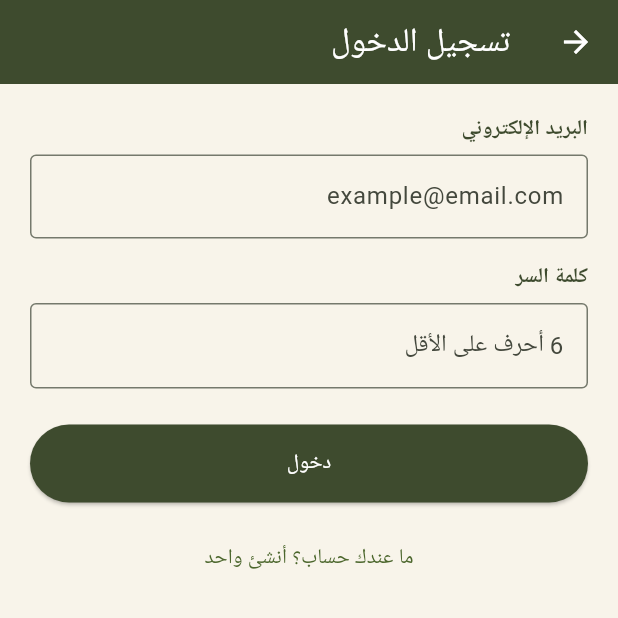
After one commit to salemalsadeq-crypto/Baladna-falastin, a Flutter app: the screen it shows after launch, after a tap on the "person outline" icon, on a phone screen of 412 x 824 dp, the top half of it. The commit adds this screen. Run offline on Flutter 3.47's test engine with Material 3 defaults, Android fonts, the phone set to English and light mode, and no system bars; our stand-ins replace supabase_flutter; accounts and stored records are empty.

Commit message:
Add files via upload

```diff
--- /dev/null
+++ b/baladna_app/lib/screens/auth_screen.dart
@@ -0,0 +1,112 @@
+import 'package:flutter/material.dart';
+import '../services/supabase_service.dart';
+import '../theme.dart';
+
+class AuthScreen extends StatefulWidget {
+  const AuthScreen({super.key});
+
+  @override
+  State<AuthScreen> createState() => _AuthScreenState();
+}
+
+class _AuthScreenState extends State<AuthScreen> {
+  final _service = SupabaseService();
+  final _emailCtrl = TextEditingController();
+  final _passwordCtrl = TextEditingController();
+  final _nameCtrl = TextEditingController();
+
+  bool _isLogin = true;
+  bool _loading = false;
+  String? _error;
+
+  Future<void> _submit() async {
+    setState(() {
+      _loading = true;
+      _error = null;
+    });
+    try {
+      if (_isLogin) {
+        await _service.signIn(email: _emailCtrl.text.trim(), password: _passwordCtrl.text);
+      } else {
+        await _service.signUp(
+          email: _emailCtrl.text.trim(),
+          password: _passwordCtrl.text,
+          fullName: _nameCtrl.text.trim(),
+        );
+      }
+      if (mounted) Navigator.pop(context, true);
+    } catch (e) {
+      setState(() => _error = e.toString());
+    } finally {
+      if (mounted) setState(() => _loading = false);
+    }
+  }
+
+  @override
+  Widget build(BuildContext context) {
+    return Scaffold(
+      backgroundColor: AppColors.sandLight,
+      appBar: AppBar(title: Text(_isLogin ? 'تسجيل الدخول' : 'إنشاء حساب جديد')),
+      body: ListView(
+        padding: const EdgeInsets.all(20),
+        children: [
+          if (!_isLogin) ...[
+            const Text('الاسم', style: TextStyle(fontWeight: FontWeight.bold, color: AppColors.oliveDeep)),
+            const SizedBox(height: 6),
+            TextField(
+              controller: _nameCtrl,
+              decoration: const InputDecoration(border: OutlineInputBorder(), hintText: 'اسمك الكامل'),
+            ),
+            const SizedBox(height: 16),
+          ],
+          const Text('البريد الإلكتروني', style: TextStyle(fontWeight: FontWeight.bold, color: AppColors.oliveDeep)),
+          const SizedBox(height: 6),
+          TextField(
+            controller: _emailCtrl,
+            keyboardType: TextInputType.emailAddress,
+            decoration: const InputDecoration(border: OutlineInputBorder(), hintText: 'example@email.com'),
+          ),
+          const SizedBox(height: 16),
+          const Text('كلمة السر', style: TextStyle(fontWeight: FontWeight.bold, color: AppColors.oliveDeep)),
+          const SizedBox(height: 6),
+          TextField(
+            controller: _passwordCtrl,
+            obscureText: true,
+            decoration: const InputDecoration(border: OutlineInputBorder(), hintText: '6 أحرف على الأقل'),
+          ),
+          if (_error != null) ...[
+            const SizedBox(height: 14),
+            Text(_error!, style: const TextStyle(color: AppColors.clay), textAlign: TextAlign.center),
+          ],
+          const SizedBox(height: 24),
+          SizedBox(
+            width: double.infinity,
+            child: ElevatedButton(
+              onPressed: _loading ? null : _submit,
+              style: ElevatedButton.styleFrom(
+                backgroundColor: AppColors.oliveDeep,
+                foregroundColor: Colors.white,
+                padding: const EdgeInsets.symmetric(vertical: 16),
+              ),
+              child: _loading
+                  ? const SizedBox(
+                      width: 20,
+                      height: 20,
+                      child: CircularProgressIndicator(strokeWidth: 2, color: Colors.white),
+                    )
+                  : Text(_isLogin ? 'دخول' : 'إنشاء الحساب'),
+            ),
+          ),
+          const SizedBox(height: 14),
+          TextButton(
+            onPressed: () => setState(() {
+              _isLogin = !_isLogin;
+              _error = null;
+            }),
+            child: Text(_isLogin ? 'ما عندك حساب؟ أنشئ واحد' : 'عندك حساب؟ سجّل دخولك'),
+          ),
+        ],
+      ),
+    );
+  }
+}
--- a/baladna_app/lib/screens/home_screen.dart
+++ b/baladna_app/lib/screens/home_screen.dart
@@ -5,6 +5,8 @@ import 'category_screen.dart';
 import 'add_listing_screen.dart';
 import 'admin_screen.dart';
 import 'search_screen.dart';
+import 'auth_screen.dart';
+import 'account_screen.dart';
 
 // غيّر هذا الرمز لأي رقم سري تحبه، هو مفتاح الدخول للوحة الإدارة
 const String _adminPin = '5522';
@@ -114,12 +116,27 @@ class _HomeScreenState extends State<HomeScreen> {
     );
   }
 
+  Future<void> _openAccount() async {
+    if (_service.currentUser == null) {
+      await Navigator.push(context, MaterialPageRoute(builder: (_) => const AuthScreen()));
+      setState(() {});
+    } else {
+      await Navigator.push(context, MaterialPageRoute(builder: (_) => const AccountScreen()));
+      setState(() {});
+    }
+  }
+
   @override
   Widget build(BuildContext context) {
     return Scaffold(
       appBar: AppBar(
         title: const Text('بلدنا فلسطين 🇵🇸'),
         actions: [
+          IconButton(
+            icon: Icon(_service.currentUser == null ? Icons.person_outline : Icons.person),
+            tooltip: 'حسابي',
+            onPressed: _openAccount,
+          ),
           IconButton(
             icon: const Icon(Icons.admin_panel_settings_outlined),
             tooltip: 'دخول الإدارة',
```
Also changed, not shown: baladna_app/lib/screens/account_screen.dart (added, +73 -0 lines), baladna_app/lib/screens/details_screen.dart (+30 -0 lines), baladna_app/lib/screens/favorites_screen.dart (added, +115 -0 lines).
